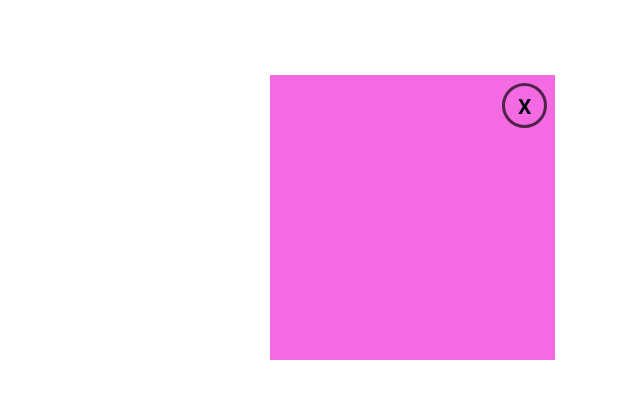
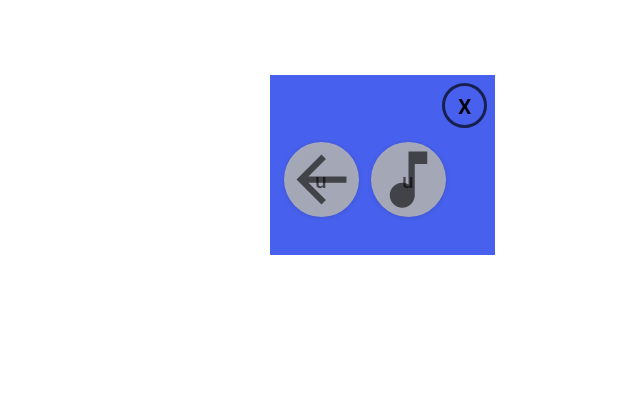
Before and after one commit to Cevik10/CatchTheRoadRunner, an Android app: the layout popupwindow.xml on its own in the app's theme, with its tools: preview values and no code run, on a phone screen of 412 x 824 dp. Shown: the top 399 px of the screen. Run offline under Robolectric (Android 15) with nearby library versions, the phone set to English and light mode, and no system bars; Roboto replaces fonts that are not available here.

Commit message:
vol10 pop-up window was designed.

```diff
--- a/app/src/main/java/com/ibrahimcakir/catchtheroadrunner/GameScreen.java
+++ b/app/src/main/java/com/ibrahimcakir/catchtheroadrunner/GameScreen.java
@@ -4,12 +4,12 @@ import android.app.Dialog;
 import android.graphics.Color;
 import android.graphics.drawable.ColorDrawable;
 import android.os.Bundle;
-import android.view.MenuItem;
+
 import android.view.View;
 import android.widget.Button;
-import android.widget.PopupMenu;
+
 import android.widget.TextView;
-import android.widget.Toast;
+
 
 import androidx.appcompat.app.AppCompatActivity;
 
--- a/app/src/main/java/com/ibrahimcakir/catchtheroadrunner/MainActivity.java
+++ b/app/src/main/java/com/ibrahimcakir/catchtheroadrunner/MainActivity.java
@@ -50,6 +50,7 @@ public class MainActivity extends AppCompatActivity {
 
     }
 
+
     public void exit(View view) throws InterruptedException {
         Toast.makeText(this, "Good Bye :)", Toast.LENGTH_SHORT).show();
         Thread.sleep(1000);
--- /dev/null
+++ b/app/src/main/res/drawable/back_icon.xml
@@ -0,0 +1,11 @@
+<vector xmlns:android="http://schemas.android.com/apk/res/android"
+    android:width="24dp"
+    android:height="24dp"
+    android:viewportWidth="24"
+    android:viewportHeight="24"
+    android:tint="?attr/colorControlNormal">
+  <path
+      android:fillColor="@android:color/white"
+      android:pathData="M20,11H7.83l5.59,-5.59L12,4l-8,8 8,8 1.41,-1.41L7.83,13H20v-2z"/>
+
+</vector>
--- /dev/null
+++ b/app/src/main/res/drawable/music_icon.xml
@@ -0,0 +1,10 @@
+<vector xmlns:android="http://schemas.android.com/apk/res/android"
+    android:width="8dp"
+    android:height="8dp"
+    android:viewportWidth="24"
+    android:viewportHeight="24"
+    android:tint="?attr/colorControlNormal">
+  <path
+      android:fillColor="@android:color/white"
+      android:pathData="M12,3v10.55c-0.59,-0.34 -1.27,-0.55 -2,-0.55 -2.21,0 -4,1.79 -4,4s1.79,4 4,4 4,-1.79 4,-4V7h4V3h-6z"/>
+</vector>
--- /dev/null
+++ b/app/src/main/res/drawable/popup_icon_shape.xml
@@ -0,0 +1,7 @@
+<?xml version="1.0" encoding="utf-8"?>
+<shape xmlns:android="http://schemas.android.com/apk/res/android" android:shape="rectangle">
+    <solid android:color="#BBCAC6B1"/>
+
+    <corners android:radius="1000dp"/>
+
+</shape>
--- a/app/src/main/res/layout/popupwindow.xml
+++ b/app/src/main/res/layout/popupwindow.xml
@@ -1,14 +1,15 @@
 <?xml version="1.0" encoding="utf-8"?>
 <RelativeLayout xmlns:android="http://schemas.android.com/apk/res/android"
     xmlns:app="http://schemas.android.com/apk/res-auto"
-    android:layout_width="190dp"
-    android:layout_height="190dp"
+    xmlns:tools="http://schemas.android.com/tools"
+    android:layout_width="150dp"
+    android:layout_height="120dp"
 
     android:layout_marginVertical="50dp"
 
     android:layout_marginStart="180dp"
 
-    android:background="#EEF460E0"
+    android:background="#4760ED"
     android:padding="5dp"
 
     >
@@ -26,5 +27,45 @@
 
         android:textStyle="bold" />
 
+    <LinearLayout
+        android:layout_width="140dp"
+        android:layout_height="55dp"
+        android:layout_alignParentBottom="true"
+        android:layout_centerHorizontal="true"
+        android:layout_marginBottom="17dp"
+        android:orientation="horizontal">
+
+        <androidx.appcompat.widget.AppCompatButton
+
+            android:id="@+id/button3"
+            android:layout_width="50dp"
+            android:layout_height="50dp"
+            android:layout_alignParentStart="true"
+            android:layout_gravity="center"
+
+            android:layout_margin="4dp"
+
+            android:background="@drawable/popup_icon_shape"
+            android:foreground="@drawable/back_icon"
+
+            android:hint="u"
+             />
+
+        <androidx.appcompat.widget.AppCompatButton
+            android:id="@+id/button4"
+            android:layout_width="50dp"
+            android:layout_height="50dp"
+            android:layout_alignParentStart="true"
+            android:layout_gravity="center"
+            android:layout_margin="4dp"
+
+            android:background="@drawable/popup_icon_shape"
+
+
+            android:foreground="@drawable/music_icon"
+            android:hint="u"
+            />
+    </LinearLayout>
+
 
 </RelativeLayout>
```
Also changed, not shown: app/src/main/res/drawable/menu_icon.xml (added, +10 -0 lines), app/src/main/res/drawable/menu_popup_shape.xml (added, +9 -0 lines), app/src/main/res/layout/activity_game_screen.xml (+13 -11 lines).
